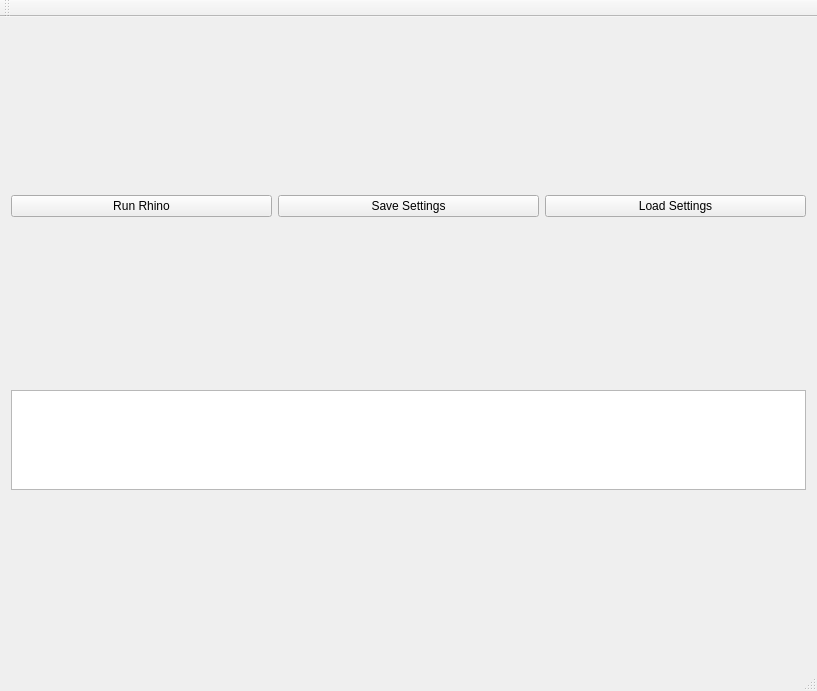
This is QTUI/qtui.ui in emorywalrus/RhinoLink7 as Qt 5 draws it before an edit. The edited form follows.
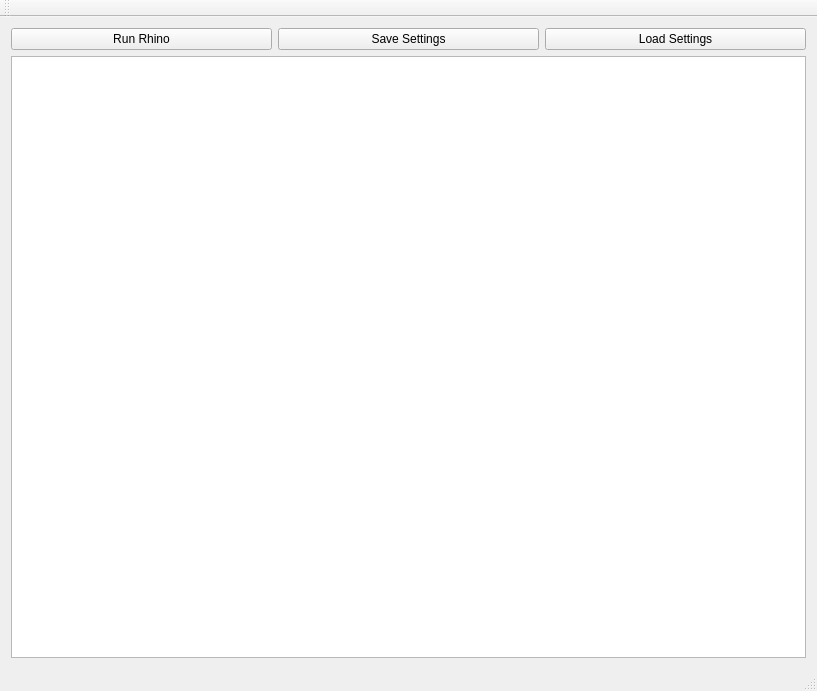
This is the edited form.

The edit to the form file:
```diff
--- a/QTUI/qtui.ui
+++ b/QTUI/qtui.ui
@@ -35,15 +35,21 @@
       <item>
        <widget class="QTextBrowser" name="retBox">
         <property name="sizePolicy">
-         <sizepolicy hsizetype="Expanding" vsizetype="Fixed">
+         <sizepolicy hsizetype="Expanding" vsizetype="Minimum">
           <horstretch>0</horstretch>
           <verstretch>0</verstretch>
          </sizepolicy>
         </property>
+        <property name="minimumSize">
+         <size>
+          <width>0</width>
+          <height>100</height>
+         </size>
+        </property>
         <property name="maximumSize">
          <size>
           <width>16777215</width>
-          <height>100</height>
+          <height>16777215</height>
          </size>
         </property>
        </widget>
```
